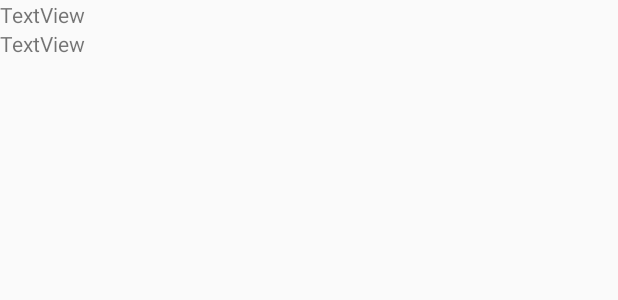
After one commit to zryan2/CultureShock, an Android app: the layout fragment_comments_display.xml on its own in the app's theme, with its tools: preview values and no code run, on a phone screen of 412 x 824 dp. The commit adds this screen. Shown: the top 300 px of the screen. Run offline under Robolectric (Android 15) with nearby library versions, the phone set to English and light mode, and no system bars.

Commit message:
Added comment system - Updated XML files - Added new classes

```diff
--- a/app/src/main/java/com/example/ryan/cultureshock/CommentData.java
+++ b/app/src/main/java/com/example/ryan/cultureshock/CommentData.java
@@ -21,6 +21,11 @@ public class CommentData {
     public String getCommentText() {
         return commentText;
     }
+
+    public int getPriority() {
+        return priority;
+    }
+
     public void incPriority(){
         priority++;
     }
--- /dev/null
+++ b/app/src/main/res/layout/fragment_comments_display.xml
@@ -0,0 +1,18 @@
+<?xml version="1.0" encoding="utf-8"?>
+<LinearLayout xmlns:android="http://schemas.android.com/apk/res/android"
+    android:layout_width="match_parent"
+    android:layout_height="match_parent"
+    android:orientation="vertical">
+
+    <TextView
+        android:id="@+id/tvComment"
+        android:layout_width="match_parent"
+        android:layout_height="wrap_content"
+        android:text="TextView" />
+
+    <TextView
+        android:id="@+id/tvPriority"
+        android:layout_width="match_parent"
+        android:layout_height="wrap_content"
+        android:text="TextView" />
+</LinearLayout>
--- a/app/src/main/res/values/strings.xml
+++ b/app/src/main/res/values/strings.xml
@@ -1,6 +1,6 @@
 <?xml version="1.0" encoding="utf-8"?>
 <resources>
-    <string name="app_name">CultureShock</string>
+    <string name="app_name">Culture Shock</string>
     <string name="title_home">Home</string>
     <string name="title_law">Law</string>
     <string name="title_culture">Culture</string>
```
Also changed, not shown: app/src/main/java/com/example/ryan/cultureshock/CommentList.java (added, +44 -0 lines), app/src/main/java/com/example/ryan/cultureshock/Comments.java (+37 -0 lines), app/src/main/res/layout/fragment_comments.xml (+7 -1 lines).
